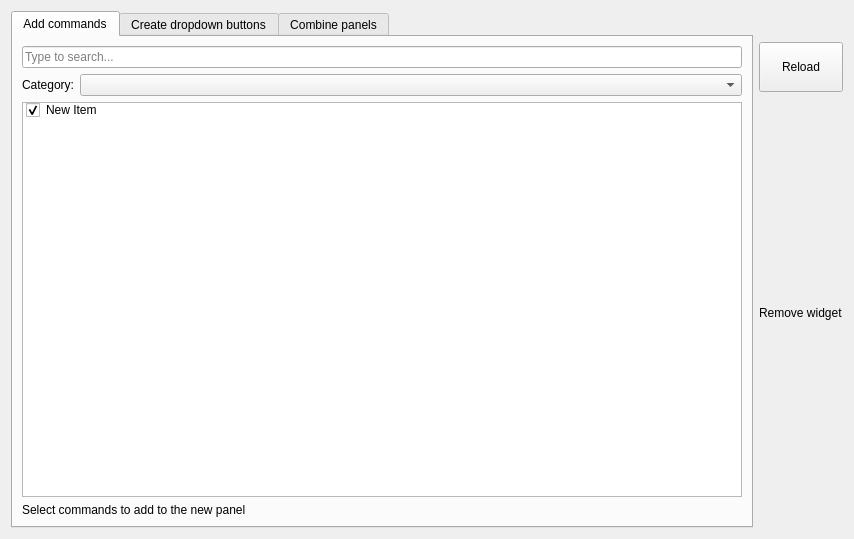
This is Resources/ui/AddCommands.ui in APEbbers/FreeCAD-Ribbon as Qt 5 draws it before an edit. The edited form follows.
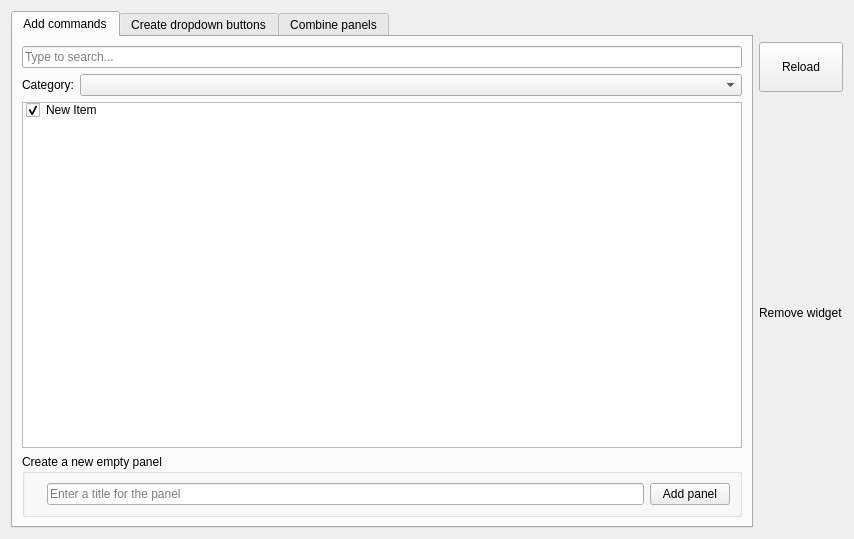
This is the edited form.

Commit message: The AddCommands is now loaded directly when entering the customisation enviroment

The edit to the form file:
```diff
--- a/Resources/ui/AddCommands.ui
+++ b/Resources/ui/AddCommands.ui
@@ -69,7 +69,7 @@
       <attribute name="title">
        <string>Add commands</string>
       </attribute>
-      <layout class="QGridLayout" name="gridLayout_2">
+      <layout class="QGridLayout" name="gridLayout_3">
        <item row="0" column="0">
         <layout class="QGridLayout" name="gridLayout_38">
          <item row="1" column="0">
@@ -142,10 +142,42 @@
         </layout>
        </item>
        <item row="1" column="0">
-        <widget class="QLabel" name="label_20">
-         <property name="text">
-          <string>Select commands to add to the new panel</string>
+        <widget class="QGroupBox" name="">
+         <property name="title">
+          <string>Create a new empty panel</string>
          </property>
+         <property name="alignment">
+          <set>Qt::AlignmentFlag::AlignLeading|Qt::AlignmentFlag::AlignLeft|Qt::AlignmentFlag::AlignTop</set>
+         </property>
+         <layout class="QGridLayout" name="gridLayout_2">
+          <item row="0" column="2">
+           <widget class="QPushButton" name="CreateNewPanel">
+            <property name="text">
+             <string>Add panel</string>
+            </property>
+           </widget>
+          </item>
+          <item row="0" column="0">
+           <widget class="QLabel" name="label_2">
+            <property name="text">
+             <string/>
+            </property>
+           </widget>
+          </item>
+          <item row="0" column="1">
+           <widget class="QLineEdit" name="PanelTitle">
+            <property name="inputMask">
+             <string/>
+            </property>
+            <property name="text">
+             <string/>
+            </property>
+            <property name="placeholderText">
+             <string>Enter a title for the panel</string>
+            </property>
+           </widget>
+          </item>
+         </layout>
         </widget>
        </item>
       </layout>
```
The commit also changes 2 other files.
